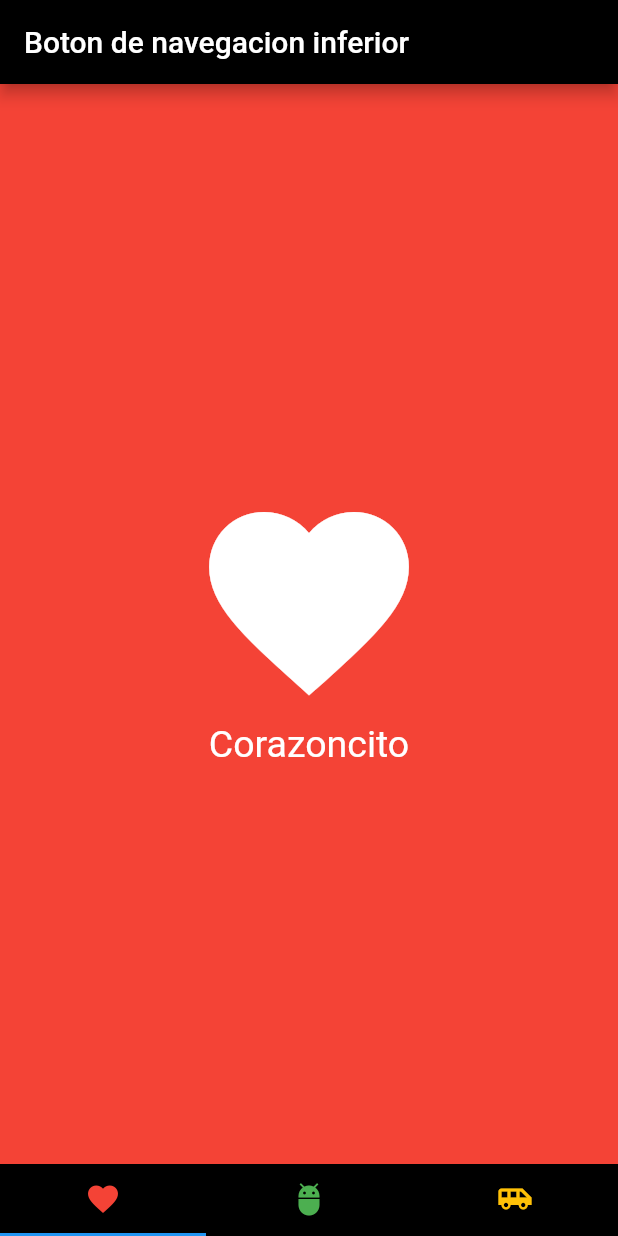
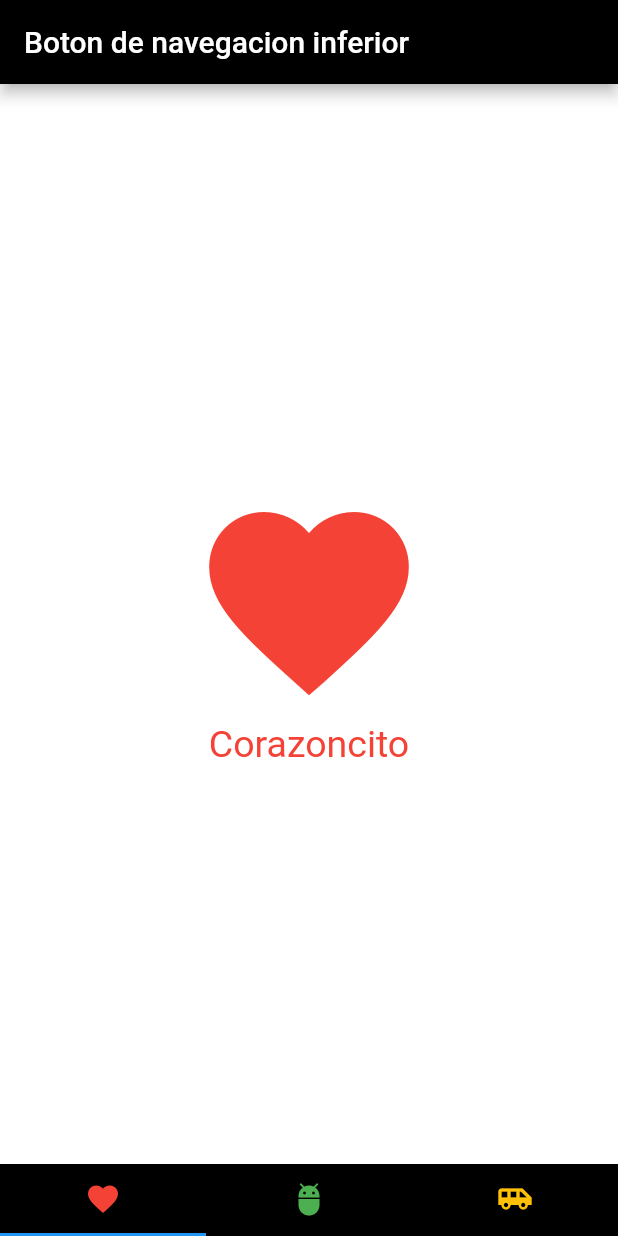
Before and after one commit to EvelynVc/Act5_android_BotomNI, a Flutter app: the screen it shows after launch, on a phone screen of 412 x 824 dp. Run offline on Flutter 3.47's test engine with Material 2 defaults, Android fonts, the phone set to English and light mode, and no system bars.

```diff
--- a/lib/paginas_tabs/paginatb1.dart
+++ b/lib/paginas_tabs/paginatb1.dart
@@ -4,7 +4,7 @@ class PrimerTab extends StatelessWidget {
   @override
   Widget build(BuildContext context) {
     return Scaffold(
-      backgroundColor: Colors.red,
+      backgroundColor: Colors.white,
       body: Container(
         child: Center(
           child: Column(
@@ -14,11 +14,11 @@ class PrimerTab extends StatelessWidget {
               Icon(
                 Icons.favorite,
                 size: 160.0,
-                color: Colors.white,
+                color: Colors.red,
               ),
               Text(
                 "Corazoncito",
-                style: TextStyle(color: Colors.white, fontSize: 25),
+                style: TextStyle(color: Colors.red, fontSize: 25),
               )
             ],
           ),
--- a/lib/paginas_tabs/paginatb2.dart
+++ b/lib/paginas_tabs/paginatb2.dart
@@ -4,7 +4,7 @@ class SegundoTab extends StatelessWidget {
   @override
   Widget build(BuildContext context) {
     return Scaffold(
-      backgroundColor: Colors.green,
+      backgroundColor: Colors.white,
       body: Container(
         child: Center(
           child: Column(
@@ -14,11 +14,11 @@ class SegundoTab extends StatelessWidget {
               Icon(
                 Icons.adb,
                 size: 160.0,
-                color: Colors.white,
+                color: Colors.green,
               ),
               Text(
                 "Android",
-                style: TextStyle(color: Colors.white, fontSize: 25),
+                style: TextStyle(color: Colors.green, fontSize: 25),
               )
             ],
           ),
--- a/lib/paginas_tabs/paginatb3.dart
+++ b/lib/paginas_tabs/paginatb3.dart
@@ -4,7 +4,7 @@ class TercerTab extends StatelessWidget {
   @override
   Widget build(BuildContext context) {
     return Scaffold(
-      backgroundColor: Colors.orange,
+      backgroundColor: Colors.white,
       body: Container(
         child: Center(
           child: Column(
@@ -14,11 +14,11 @@ class TercerTab extends StatelessWidget {
               Icon(
                 Icons.airport_shuttle,
                 size: 160.0,
-                color: Colors.white,
+                color: Colors.orange,
               ),
               Text(
                 "Camionsito",
-                style: TextStyle(color: Colors.white, fontSize: 25),
+                style: TextStyle(color: Colors.orange, fontSize: 25),
               )
             ],
           ),
```
Also changed, not shown: 1 other file.
